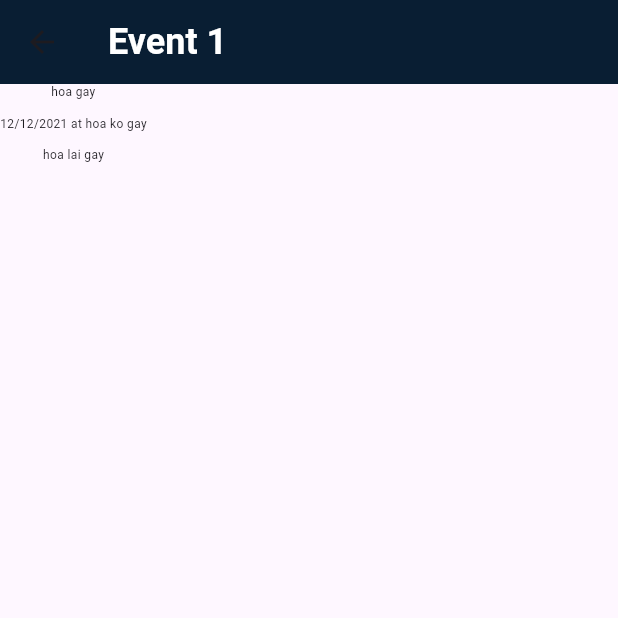
After one commit to FanchonSora/Event-Management-Web, a Flutter app: the HomePage screen opened by its route, after a tap on "View Details >>", on a phone screen of 412 x 824 dp, the top half of it. The commit adds this screen. Run offline on Flutter 3.47's test engine with Material 3 defaults, Android fonts, the phone set to English and light mode, and no system bars; our stand-ins replace geolocator, logger; missing offline and left inert: cronet_http, cupertino_http, fetch_client; network calls fail.

Commit message:
added events

```diff
--- /dev/null
+++ b/mobile/lib/components/detail_button.dart
@@ -0,0 +1,35 @@
+import 'package:flutter/material.dart';
+import 'package:mobile/pages/main_event.dart';
+
+class DetailButton extends StatelessWidget {
+  final VoidCallback onPressed;
+
+  DetailButton({
+    super.key,
+    required this.onPressed,
+  });
+
+  @override
+  Widget build(BuildContext context) {
+    return Column(
+      children:[
+         TextButton(
+            style: TextButton.styleFrom(
+              foregroundColor: const Color.fromARGB(255, 100, 180, 245),
+            ),
+            onPressed: onPressed,
+
+            child: const Text(
+              'View Details >>',
+              style: TextStyle(
+                decoration: TextDecoration.underline,
+                fontSize: 12,
+                color: Colors.blue,
+                decorationColor: Color.fromARGB(255, 100, 180, 245),
+              ),
+          ),
+          ),
+      ]);
+  }
+
+}
--- /dev/null
+++ b/mobile/lib/components/events_container.dart
@@ -0,0 +1,92 @@
+import 'package:flutter/material.dart';
+import 'package:mobile/components/detail_button.dart';
+import 'package:mobile/pages/main_event.dart';
+class Event extends StatelessWidget {
+  final String title;
+  final String? imageUrl; // Change to nullable
+  final String description;
+  final String date;
+  final String time;
+  final String location;
+
+  Event({
+    super.key,
+    required this.description,
+    required this.date,
+    required this.time,
+    required this.location,
+    required this.title,
+    this.imageUrl,
+    });
+
+  @override
+  Widget build(BuildContext context) {
+    return Center(
+      child: Column(
+        mainAxisAlignment: MainAxisAlignment.center,
+        children: <Widget>[
+          // Container for the gradient background
+          Container(
+            decoration: const BoxDecoration(
+              gradient: LinearGradient(
+                begin: Alignment.topCenter,
+                end: Alignment.bottomCenter,
+                colors: [
+                  Color.fromARGB(96, 255, 255, 255),
+                  Color.fromARGB(128, 255, 255, 255),
+                ],
+              ),
+              borderRadius: BorderRadius.all(Radius.circular(20)),
+            ),
+            child: ClipRRect(
+              borderRadius: BorderRadius.circular(20),
+              child: SizedBox(
+                height: 200,
+                width: 400,
+                child: imageUrl != null
+                    ? Image.network(
+                        imageUrl!,
+                        fit: BoxFit.cover,
+                        errorBuilder: (context, error, stackTrace) {
+                          return Container(
+                            color: Colors.grey[200],
+                            child: const Center(
+                              child: Text(
+                                'Image not available',
+                                style: TextStyle(color: Colors.black54),
+                              ),
+                            ),
+                          );
+                        },
+                      )
+                    : Container(
+                        color: Colors.grey[300],
+                        child: const Center(
+                          child: Text(
+                            'No Image Available',
+                            style: TextStyle(color: Colors.black54),
+                          ),
+                        ),
+                      ),
+              ),
+            ),
+          ),
+          const SizedBox(height: 15),
+          Text(
+              title,
+              style: const TextStyle(fontSize: 16, fontWeight: FontWeight.bold, color: Color.fromARGB(255, 2, 60, 107)),
+              ),
+          DetailButton(onPressed: () {
+            Navigator.of(context).push(MaterialPageRoute(builder: (context) => MainEvent(
+              eventName: title,
+              description: description,
+              date: date,
+              time: time,
+              location: location,
+            )));
+          })
+        ],
+      ),
+    );
+  }
+}
--- a/mobile/lib/pages/home_page.dart
+++ b/mobile/lib/pages/home_page.dart
@@ -1,7 +1,10 @@
 import 'package:flutter/material.dart';
+import 'package:mobile/components/events_container.dart';
+import 'package:mobile/components/detail_button.dart';
 
 class HomePage extends StatelessWidget {
-  const HomePage({super.key});
+  HomePage({super.key});
+  bool isViewDetails = false;
 
   @override
   Widget build(BuildContext context) {
@@ -18,32 +21,38 @@ class HomePage extends StatelessWidget {
         backgroundColor: const Color.fromARGB(255, 9, 30, 51),
       ),
       body: Container(
-        color: const Color.fromARGB(255, 200, 200, 200), // Set the entire background to grey
-        padding: const EdgeInsets.all(16.0),
+        color: const Color.fromARGB(255, 189, 189, 189), // Set the entire background to grey
+        padding: const EdgeInsets.symmetric(vertical: 0.0,  horizontal :16.0,),
         child: Center(
           child: SingleChildScrollView(
             child: Column(
               mainAxisAlignment: MainAxisAlignment.center,
               children: <Widget>[
-                const SizedBox(height: 20),
-                Container(
-                  decoration: const BoxDecoration(
-                    gradient: LinearGradient(
-                      begin: Alignment.topCenter,
-                      end: Alignment.bottomCenter,
-                      colors: [
+                SizedBox(height: 20),
+                Event(
+                  title: 'Event 1',
+                  imageUrl: 'https://scontent-dfw5-2.xx.fbcdn.net/v/t1.15752-9/442719785_813291766971842_1372165911659268024_n.jpg?stp=dst-jpg_s2048x2048&_nc_cat=100&ccb=1-7&_nc_sid=9f807c&_nc_ohc=Lxdemtd_4cgQ7kNvgELMOnv&_nc_ht=scontent-dfw5-2.xx&oh=03_Q7cD1QHhSyqzF3rkgf2NcGd_ra_88ZpbdKtkxpaFOKZa2NlBaw&oe=66DD1CDB',
+                  description: "hoa gay",
+                  date: "12/12/2021",
+                  time: "hoa ko gay",
+                  location: "hoa lai gay",
 
-                        Color.fromARGB(96, 255, 255, 255),
-                        Color.fromARGB(128, 255, 255, 255)
-                      ],
-                    ),
-                    borderRadius: BorderRadius.all(Radius.circular(20)),
-                  ),
-                  child: const SizedBox(height: 200, width: 200),
                 ),
-                const SizedBox(height: 20),
-                const Text('Event',)
+
+                // Event(
+                //   title: 'Event 2',
+                //   imageUrl: ''),
+
+                // Event(
+                //   title: 'Event 3',
+                //   imageUrl: ''),
+
+                // Event(
+                //   title: 'Event 4',
+                //   imageUrl: ''),
               ],
+
+
             ),
           ),
         ),
@@ -53,7 +62,7 @@ class HomePage extends StatelessWidget {
 }
 
 void main() {
-  runApp(const MaterialApp(
+  runApp( MaterialApp(
     home: HomePage(),
   ));
 }
--- /dev/null
+++ b/mobile/lib/pages/main_event.dart
@@ -0,0 +1,60 @@
+import 'package:flutter/material.dart';
+import 'package:http/http.dart' as http;
+import 'package:mobile/components/events_container.dart';
+import 'package:mobile/components/detail_button.dart';
+
+class MainEvent extends StatelessWidget {
+  final String eventName;
+  final String description;
+  final String date;
+  final String time;
+  final String location;
+
+  const MainEvent({
+    super.key,
+    required this.eventName,
+    required this.description,
+    required this.date,
+    required this.time,
+    required this.location,
+  });
+
+  @override
+  Widget build (BuildContext context) {
+    return Scaffold(
+      appBar: AppBar(
+        title: Text(
+          eventName,
+          style: TextStyle(
+            color: Colors.white,
+            fontSize: 24,
+            fontWeight: FontWeight.bold,
+          ),
+        ),
+        backgroundColor: const Color.fromARGB(255, 9, 30, 51),
+      ),
+      body: Column(
+        children: [
+          Text(
+            description,
+            style: const TextStyle(fontSize: 8),
+            textAlign: TextAlign.center,
+          ),
+          const SizedBox(height: 10),
+          Text(
+            '$date at $time',
+            style: const TextStyle(fontSize:8),
+          ),
+          const SizedBox(height: 10),
+          Text(
+            location,
+            style: const TextStyle(fontSize: 8),
+          ),
+          const SizedBox(height: 10),
+
+    ],
+
+  ),
+    );
+}
+}
--- a/mobile/lib/utils/api.dart
+++ b/mobile/lib/utils/api.dart
@@ -12,7 +12,7 @@ String get localhost {
   }
 
   if (Platform.isAndroid) {
-    return 'http://172.18.0.1:8000';
+    return 'http://10.0.2.2:8000';
   } else if (Platform.isIOS) {
     return 'http://127.0.0.1:8000';
   }
```
Also changed, not shown: mobile/lib/components/my_button.dart (+4 -3 lines), mobile/lib/main.dart (+4 -3 lines), mobile/lib/pages/login_page.dart (+42 -2 lines), mobile/pubspec.lock, 1 other file.
